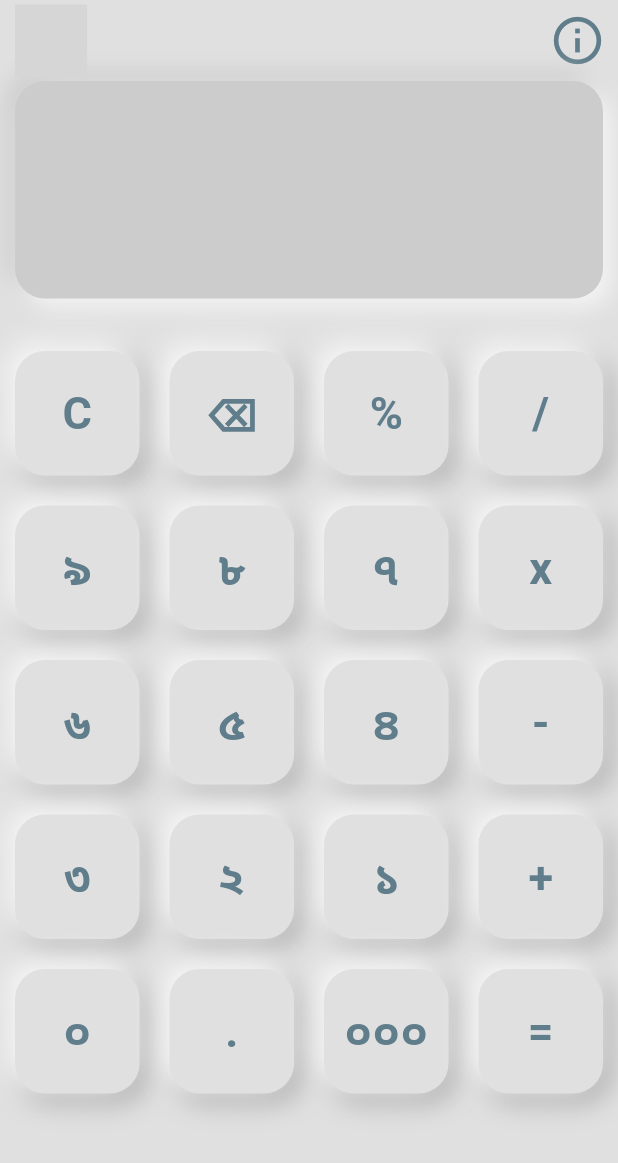
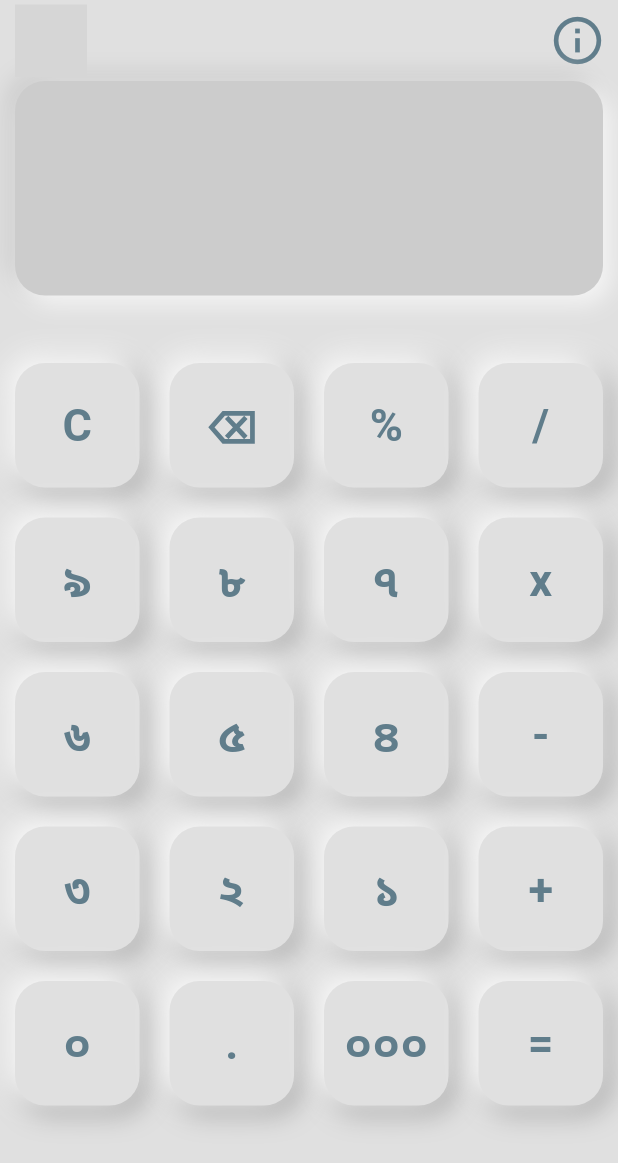
Before and after one commit to md-siam/bn_calculator, a Flutter app: the screen it shows after launch, on a phone screen of 412 x 824 dp. Shown: the top 1163 px of the screen. Run offline on Flutter 3.47's test engine with Material 2 defaults, Android fonts, the light colour scheme and no system bars; drawn by our look-alikes of clay_containers; our stand-ins replace audioplayers, math_expressions; missing offline and left inert: day_night_switcher; grey boxes are pictures that could not be loaded.

Commit message:
responsive bug fixed

```diff
--- a/lib/src/view/home_page.dart
+++ b/lib/src/view/home_page.dart
@@ -84,7 +84,7 @@ class _HomePageState extends State<HomePage> {
                         child: Text(
                           userAnswer,
                           style: TextStyle(
-                            fontSize: deviceHeight < 670 ? 24 : 32,
+                            fontSize: deviceHeight < 670 ? 24 : 30,
                           ),
                         ),
                       ),
@@ -93,7 +93,7 @@ class _HomePageState extends State<HomePage> {
                 ),
               ),
             ),
-            SizedBox(height: deviceHeight > 670 ? 20 : 0),
+            SizedBox(height: deviceHeight < 670 ? 0 : 30),
             Expanded(
               flex: 4,
               child: GridView.builder(
```
